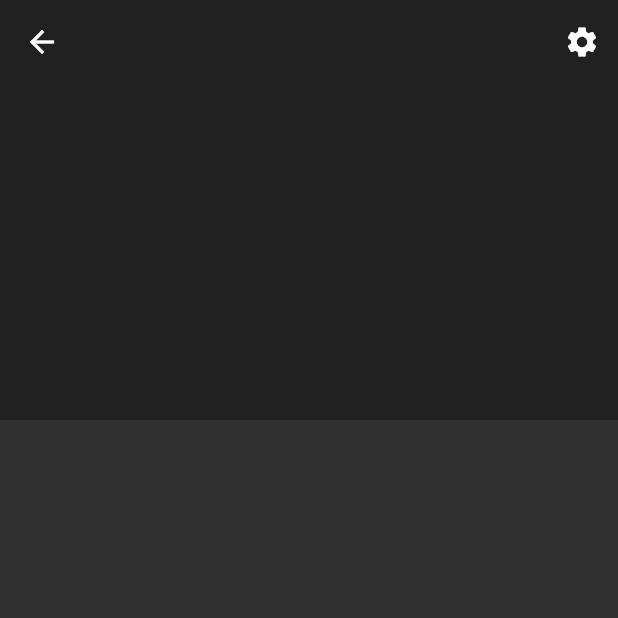
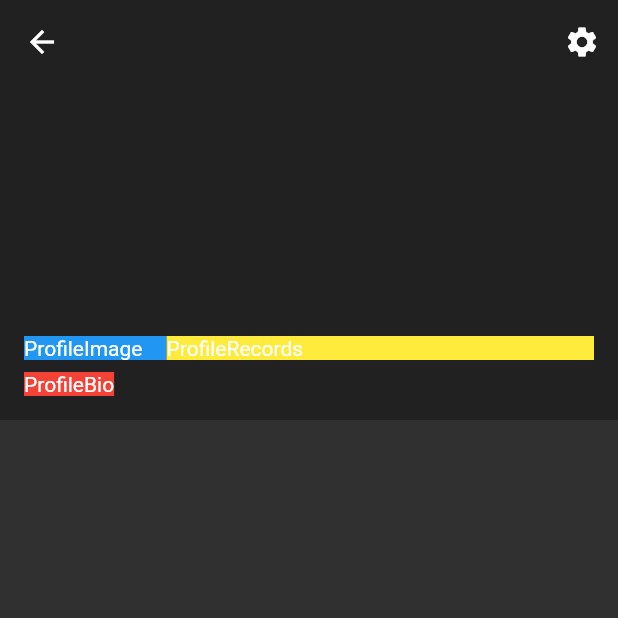
Before and after one commit to yo4hi6o/insta_clone, a Flutter app: the ProfilePage screen opened directly, on a phone screen of 412 x 824 dp, the top half of it. Run offline on Flutter 3.47's test engine with Material 2 defaults, Android fonts, the phone set to English and light mode, and no system bars; our stand-ins replace cached_network_image, cloud_firestore, firebase_auth, firebase_core, firebase_storage, fluttertoast and 8 more; accounts and stored records are empty; Roboto replaces fonts that are missing (NotoSansJP-Medium).

Commit message:
153.プロフィール画面のプロフィール詳細パーツの実装をしよう(ProfileDetailPart)

```diff
--- /dev/null
+++ b/lib/view/profile/components/profile_detail_part.dart
@@ -0,0 +1,37 @@
+import 'package:flutter/material.dart';
+import 'package:flutter/rendering.dart';
+import 'package:insta_clone/utils/constants.dart';
+import 'package:insta_clone/view/profile/components/sub/profile_bio.dart';
+import 'package:insta_clone/view/profile/components/sub/profile_image.dart';
+import 'package:insta_clone/view/profile/components/sub/profile_records.dart';
+
+class ProfileDetailPart extends StatelessWidget {
+  final ProfileMode mode;
+  ProfileDetailPart({@required this.mode});
+
+  @override
+  Widget build(BuildContext context) {
+    return Padding(
+      padding: const EdgeInsets.all(16.0),
+      child: Column(
+        mainAxisAlignment: MainAxisAlignment.end,
+        crossAxisAlignment: CrossAxisAlignment.start,
+        children: <Widget>[
+          Row(
+            children: [
+              Expanded(flex: 1,
+                  child: ProfileImage(),
+              ),
+              Expanded(
+                  flex: 3,
+                  child: ProfileRecords(),
+              ),
+            ],
+          ),
+          SizedBox(height: 8.0,),
+          ProfileBio()
+        ],
+      ),
+    );
+  }
+}
--- /dev/null
+++ b/lib/view/profile/components/sub/profile_bio.dart
@@ -0,0 +1,11 @@
+import 'package:flutter/material.dart';
+
+class ProfileBio extends StatelessWidget {
+  @override
+  Widget build(BuildContext context) {
+    return Container(
+      child: Text("ProfileBio"),
+      color: Colors.red,
+    );
+  }
+}
--- /dev/null
+++ b/lib/view/profile/components/sub/profile_image.dart
@@ -0,0 +1,11 @@
+import 'package:flutter/material.dart';
+
+class ProfileImage extends StatelessWidget {
+  @override
+  Widget build(BuildContext context) {
+    return Container(
+      child: Text("ProfileImage"),
+      color: Colors.blue,
+    );
+  }
+}
--- /dev/null
+++ b/lib/view/profile/components/sub/profile_records.dart
@@ -0,0 +1,11 @@
+import 'package:flutter/material.dart';
+
+class ProfileRecords extends StatelessWidget {
+  @override
+  Widget build(BuildContext context) {
+    return Container(
+      child: Text("ProfileRecords"),
+      color: Colors.yellow,
+    );
+  }
+}
--- a/lib/view/profile/pages/profile_page.dart
+++ b/lib/view/profile/pages/profile_page.dart
@@ -1,6 +1,7 @@
 import 'package:flutter/material.dart';
 import 'package:insta_clone/data_models/user.dart';
 import 'package:insta_clone/utils/constants.dart';
+import 'package:insta_clone/view/profile/components/profile_detail_part.dart';
 import 'package:insta_clone/view/profile/components/profile_setting_part.dart';
 import 'package:insta_clone/view_models/profile_view_model.dart';
 import 'package:provider/provider.dart';
@@ -36,8 +37,9 @@ class ProfilePage extends StatelessWidget {
               ],
               expandedHeight: 280.0,
               flexibleSpace: FlexibleSpaceBar(
-                //todo ProfileDetailPart
-                background: Container(),
+                background: ProfileDetailPart(
+                  mode: profileMode,
+                ),
               ),
             )
           ],
```
